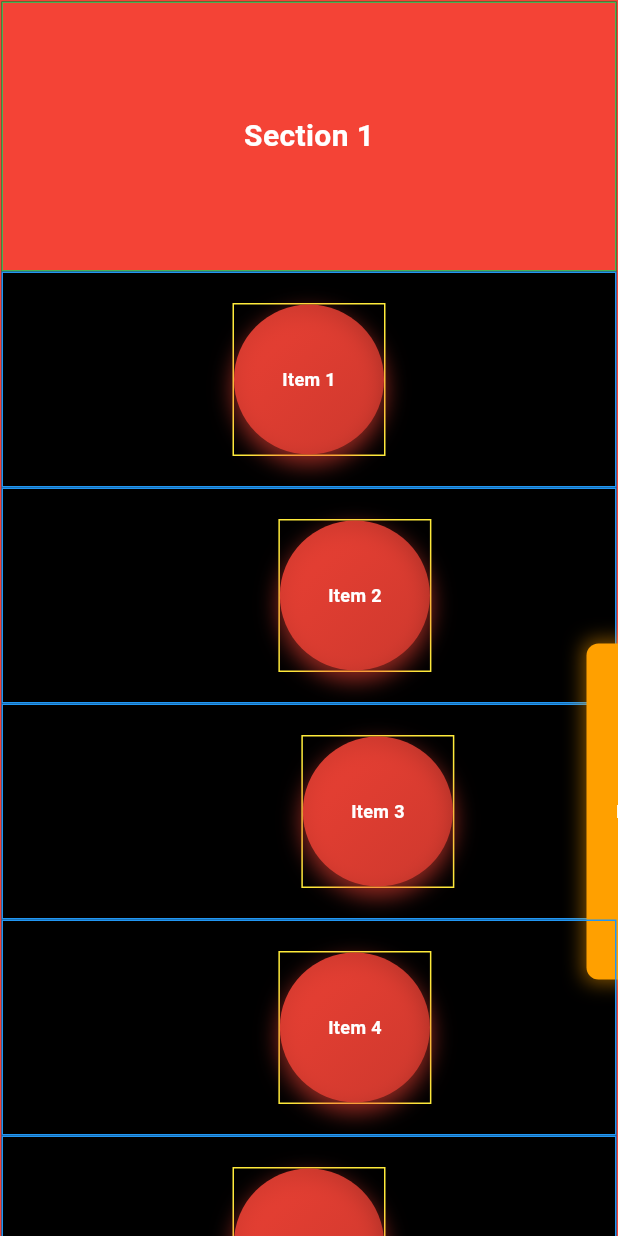
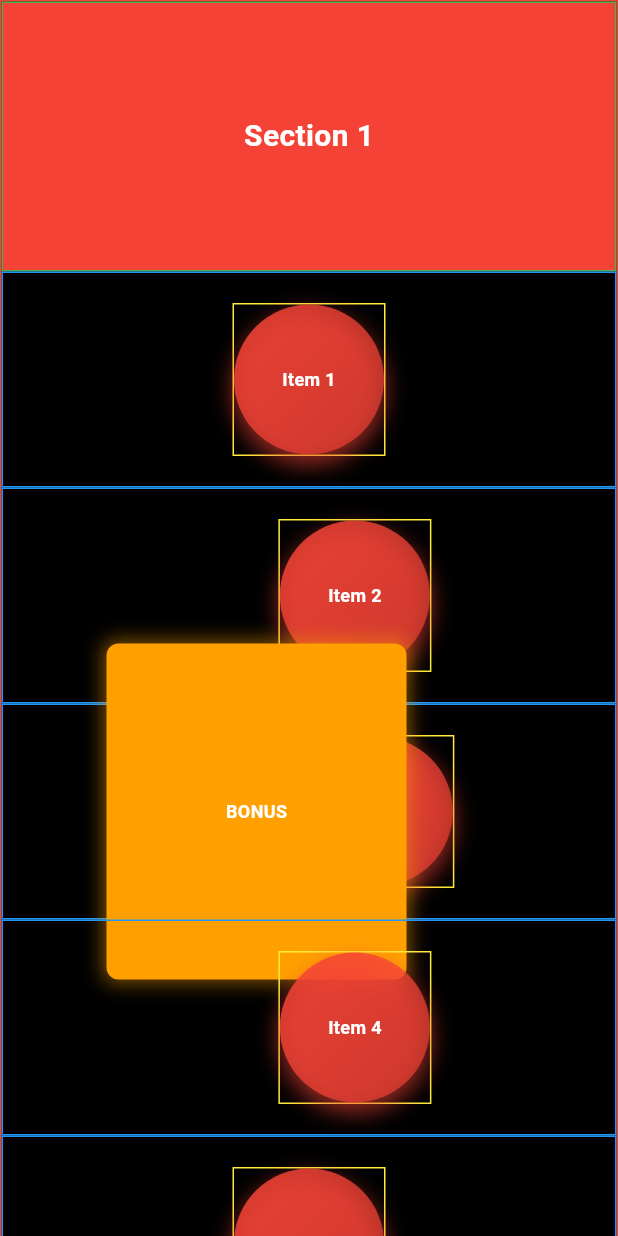
Before and after one commit to smmb98/duolingo_listviewer, a Flutter app: the screen it shows after launch, on a phone screen of 412 x 824 dp. Run offline on Flutter 3.47's test engine with Material 3 defaults, Android fonts, the light colour scheme and no system bars; our stand-ins replace shimmer.

Commit message:
Update button positioning and size in SectionWidget for improved layout

```diff
--- a/lib/widgets/section_widget.dart
+++ b/lib/widgets/section_widget.dart
@@ -50,11 +50,11 @@ class SectionWidget extends StatelessWidget {
             Positioned(
               top: -40,
               bottom: -40,
-              right: offset > 0 ? -60 : null,
-              left: offset < 0 ? -60 : null,
+              right: offset < 0 ? 70 : null,
+              left: offset > 0 ? 70 : null,
               child: Container(
-                width: 80,
-                height: 80,
+                width: 200,
+                height: 200,
                 decoration: BoxDecoration(
                   color: Colors.amber[700],
                   borderRadius: BorderRadius.circular(8),
```
